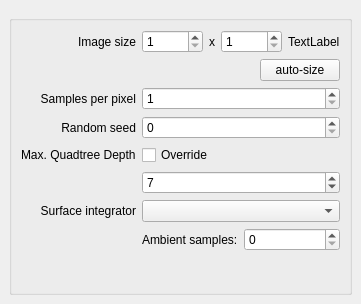
Before: the Qt Designer form src/gui/CosyGui/rendersettingswindow.ui in phresnel/picogen, drawn with Qt 5.
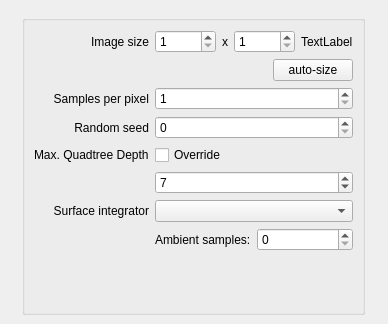
After: the same form once the commit is applied. Custom widgets are drawn as their Qt base class.

```diff
--- a/src/gui/CosyGui/rendersettingswindow.ui
+++ b/src/gui/CosyGui/rendersettingswindow.ui
@@ -6,8 +6,8 @@
    <rect>
     <x>0</x>
     <y>0</y>
-    <width>353</width>
-    <height>304</height>
+    <width>388</width>
+    <height>324</height>
    </rect>
   </property>
   <property name="windowTitle">
@@ -59,7 +59,7 @@
            </property>
           </widget>
          </item>
-         <item row="3" column="0">
+         <item row="2" column="0">
           <widget class="QLabel" name="label_3">
            <property name="text">
             <string>Samples per pixel</string>
@@ -69,7 +69,7 @@
            </property>
           </widget>
          </item>
-         <item row="4" column="0">
+         <item row="3" column="0">
           <widget class="QLabel" name="label_5">
            <property name="text">
             <string>Random seed</string>
@@ -117,7 +117,7 @@
            </item>
           </layout>
          </item>
-         <item row="3" column="1">
+         <item row="2" column="1">
           <widget class="QSpinBox" name="samplesPerPixelSpin">
            <property name="minimum">
             <number>1</number>
@@ -127,14 +127,14 @@
            </property>
           </widget>
          </item>
-         <item row="4" column="1">
+         <item row="3" column="1">
           <widget class="QSpinBox" name="seedSpin">
            <property name="maximum">
             <number>999999999</number>
            </property>
           </widget>
          </item>
-         <item row="10" column="1">
+         <item row="8" column="1">
           <spacer name="verticalSpacer">
            <property name="orientation">
             <enum>Qt::Vertical</enum>
@@ -147,7 +147,7 @@
            </property>
           </spacer>
          </item>
-         <item row="8" column="0">
+         <item row="6" column="0">
           <widget class="QLabel" name="label_4">
            <property name="text">
             <string>Surface integrator</string>
@@ -157,14 +157,14 @@
            </property>
           </widget>
          </item>
-         <item row="8" column="1">
+         <item row="6" column="1">
           <layout class="QHBoxLayout" name="horizontalLayout_3">
            <item>
             <widget class="QComboBox" name="surfaceIntegrator"/>
            </item>
           </layout>
          </item>
-         <item row="9" column="1">
+         <item row="7" column="1">
           <layout class="QHBoxLayout" name="horizontalLayout_5">
            <item>
             <widget class="QLabel" name="ambientSamplesLabel">
@@ -212,14 +212,14 @@
            </item>
           </layout>
          </item>
-         <item row="5" column="1">
+         <item row="4" column="1">
           <widget class="QCheckBox" name="enableMaxQuadtreeDepthOverride">
            <property name="text">
             <string>Override</string>
            </property>
           </widget>
          </item>
-         <item row="6" column="1">
+         <item row="5" column="1">
           <widget class="QSpinBox" name="maxLazyQuadtreeDepthSpin">
            <property name="minimum">
             <number>1</number>
@@ -232,7 +232,7 @@
            </property>
           </widget>
          </item>
-         <item row="5" column="0">
+         <item row="4" column="0">
           <widget class="QLabel" name="label_6">
            <property name="text">
             <string>Max. Quadtree Depth</string>
```
